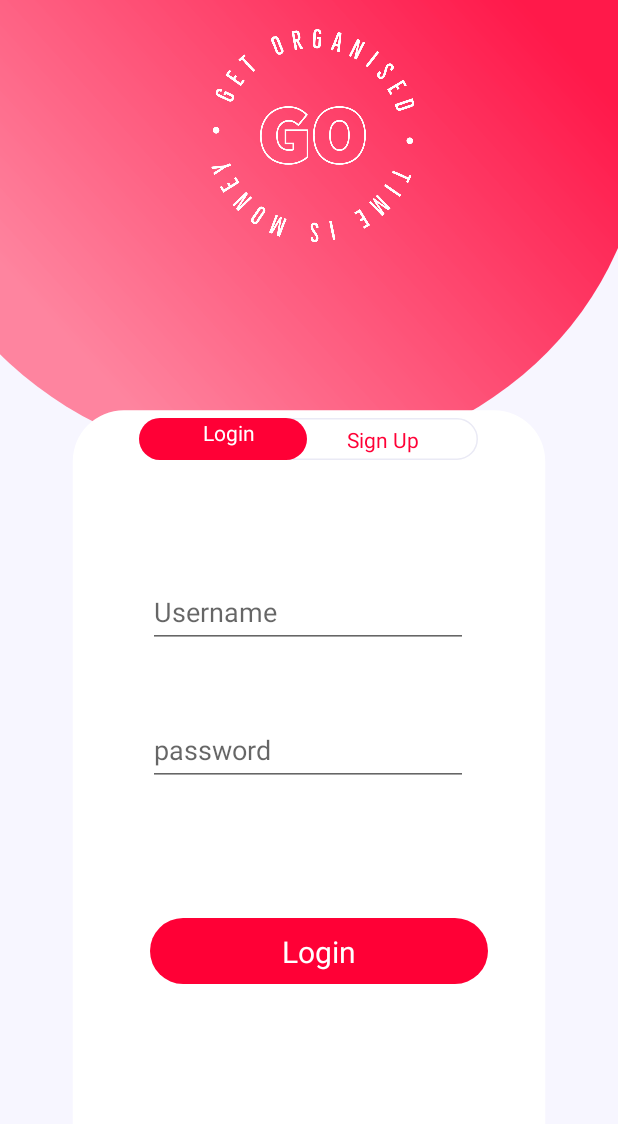
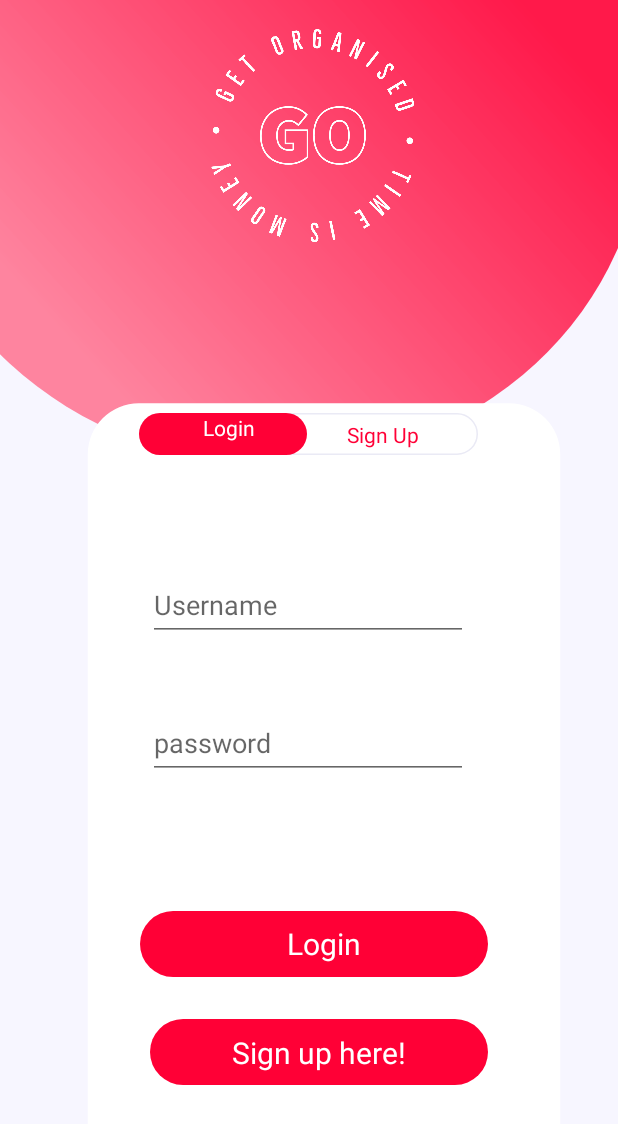
Before and after one commit to sahildesai2809/Organised, an Android app: the screen it shows after launch (login), on a phone screen of 412 x 824 dp. Shown: the top 1124 px of the screen. Run offline under Robolectric (Android 15) with nearby library versions, the phone set to English and light mode, and no system bars.

Commit message:
add login

```diff
--- a/app/src/main/java/com/example/organised/login.java
+++ b/app/src/main/java/com/example/organised/login.java
@@ -5,18 +5,62 @@ import androidx.appcompat.app.AppCompatActivity;
 import android.content.Intent;
 import android.os.Bundle;
 import android.view.View;
+import android.widget.EditText;
+import android.widget.ImageView;
 import android.widget.TextView;
+import android.widget.Toast;
 
 public class login extends AppCompatActivity {
-    private TextView signup_text;
+    private TextView signup_text,login_text, signupp_text,signup_txt;
+    private EditText username,password;
+
+    DBHelper DB;
     @Override
     protected void onCreate(Bundle savedInstanceState) {
         super.onCreate(savedInstanceState);
         setContentView(R.layout.activity_login);
 
         signup_text = findViewById(R.id.signup_text);
+        DB = new DBHelper(this);
+        username = findViewById(R.id.username);
+        password = findViewById(R.id.pass);
+        login_text = findViewById(R.id.login_text);
+//        signup_text = findViewById(R.id.signupp_text);
+        signup_txt = findViewById(R.id.signup_txt);
 
-        signup_text.setOnClickListener(new View.OnClickListener() {
+
+
+
+        login_text.setOnClickListener(new View.OnClickListener() {
+            public void onClick(View v) {
+                String user = username.getText().toString();
+                String pass = password.getText().toString();
+
+                if(user.equals("")||pass.equals(""))
+                    Toast.makeText(login.this, "Please enter all the fields", Toast.LENGTH_SHORT).show();
+                else{
+                    Boolean checkuserpass = DB.checkusernamepassword(user, pass);
+                    if(checkuserpass==true){
+                        Toast.makeText(login.this, "Sign in successfull", Toast.LENGTH_SHORT).show();
+                        Intent intent  = new Intent(getApplicationContext(), MainActivity.class);
+                        startActivity(intent);
+                    }else{
+                        Toast.makeText(login.this, "Invalid Credentials", Toast.LENGTH_SHORT).show();
+                    }
+                };
+
+
+            }
+        });
+
+
+//        signup_text.setOnClickListener(new View.OnClickListener() {
+//            public void onClick(View v) {
+//                gotosignup();
+//
+//            }
+//        });
+        signup_txt.setOnClickListener(new View.OnClickListener() {
             public void onClick(View v) {
                 gotosignup();
 
@@ -25,7 +69,9 @@ public class login extends AppCompatActivity {
     }
 
     public  void gotosignup(){
-        Intent intent = new Intent(this, signup.class);
+//        Intent intent = new Intent(this, signup.class);
+//        startActivity(intent);
+        Intent intent = new Intent(this,signup.class);
         startActivity(intent);
     }
 }
--- a/app/src/main/res/layout/activity_login.xml
+++ b/app/src/main/res/layout/activity_login.xml
@@ -14,10 +14,10 @@
         android:layout_marginEnd="16dp"
         app:layout_constraintBottom_toBottomOf="parent"
         app:layout_constraintEnd_toEndOf="parent"
-        app:layout_constraintHorizontal_bias="0.714"
+        app:layout_constraintHorizontal_bias="1.0"
         app:layout_constraintStart_toStartOf="parent"
         app:layout_constraintTop_toTopOf="parent"
-        app:layout_constraintVertical_bias="1.0"
+        app:layout_constraintVertical_bias="0.981"
         app:srcCompat="@drawable/ic_login_rectangle" />
 
     <ImageView
@@ -73,19 +73,19 @@
         android:hint="Username"
         android:inputType="textPersonName"
         android:minHeight="48dp"
-        app:layout_constraintBottom_toTopOf="@+id/password"
+        app:layout_constraintBottom_toTopOf="@+id/pass"
         app:layout_constraintEnd_toEndOf="parent"
         app:layout_constraintHorizontal_bias="0.497"
         app:layout_constraintStart_toStartOf="parent" />
 
     <EditText
-        android:id="@+id/password"
+        android:id="@+id/pass"
         android:layout_width="wrap_content"
         android:layout_height="wrap_content"
         android:layout_marginBottom="88dp"
         android:ems="10"
         android:hint="password"
-        android:inputType="textPersonName"
+        android:inputType="textPersonName|textPassword"
         android:minHeight="48dp"
         app:layout_constraintBottom_toTopOf="@+id/imageView5"
         app:layout_constraintEnd_toEndOf="parent"
@@ -103,6 +103,17 @@
         app:layout_constraintStart_toStartOf="parent"
         app:srcCompat="@drawable/ic_login_btn" />
 
+
+    <ImageView
+        android:id="@+id/imageView6"
+        android:layout_width="wrap_content"
+        android:layout_height="wrap_content"
+        android:layout_marginBottom="168dp"
+        app:layout_constraintBottom_toBottomOf="@+id/imageView"
+        app:layout_constraintEnd_toEndOf="parent"
+        app:layout_constraintStart_toStartOf="parent"
+        app:srcCompat="@drawable/ic_login_btn" />
+
     <TextView
         android:id="@+id/login_text"
         android:layout_width="wrap_content"
@@ -112,11 +123,36 @@
         android:textSize="20sp"
         app:layout_constraintBottom_toBottomOf="@+id/imageView5"
         app:layout_constraintEnd_toEndOf="@+id/imageView5"
+        app:layout_constraintHorizontal_bias="0.52"
         app:layout_constraintStart_toStartOf="@+id/imageView5"
-        app:layout_constraintTop_toTopOf="@+id/imageView5" />
+        app:layout_constraintTop_toTopOf="@+id/imageView5"
+        app:layout_constraintVertical_bias="0.47" />
 
     <ImageView
-        android:id="@+id/imageView6"
+        android:id="@+id/imageVie6"
+        android:layout_width="wrap_content"
+        android:layout_height="wrap_content"
+        android:layout_marginBottom="96dp"
+        app:layout_constraintBottom_toBottomOf="@+id/imageView"
+        app:layout_constraintEnd_toEndOf="parent"
+        app:layout_constraintHorizontal_bias="0.537"
+        app:layout_constraintStart_toStartOf="parent"
+        app:srcCompat="@drawable/ic_login_btn" />
+
+    <TextView
+        android:id="@+id/signup_txt"
+        android:layout_width="wrap_content"
+        android:layout_height="wrap_content"
+        android:text="Sign up here!"
+        android:textColor="@color/white"
+        android:textSize="20sp"
+        app:layout_constraintBottom_toBottomOf="@+id/imageVie6"
+        app:layout_constraintEnd_toEndOf="@+id/imageVie6"
+        app:layout_constraintStart_toStartOf="@+id/imageVie6"
+        app:layout_constraintTop_toTopOf="@+id/imageVie6" />
+
+    <ImageView
+        android:id="@+id/imageee"
         android:layout_width="283dp"
         android:layout_height="267dp"
         android:layout_marginTop="-50dp"
```
Also changed, not shown: app/src/main/java/com/example/organised/DBhelper.java (added, +53 -0 lines), app/src/main/java/com/example/organised/signup.java (+44 -5 lines), app/src/main/res/layout/activity_signup.xml (+8 -5 lines).
